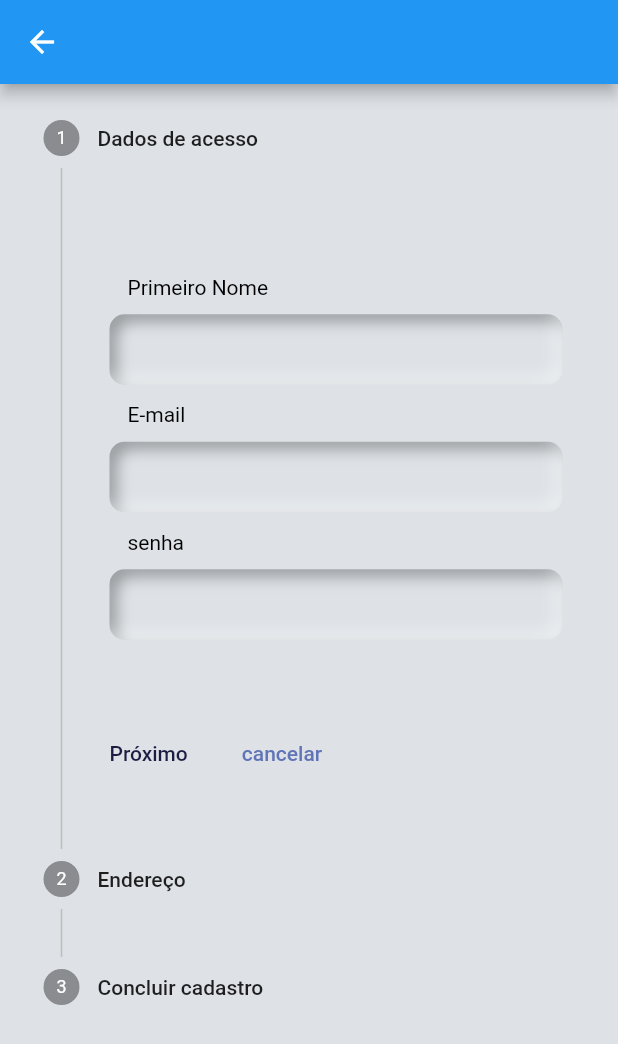
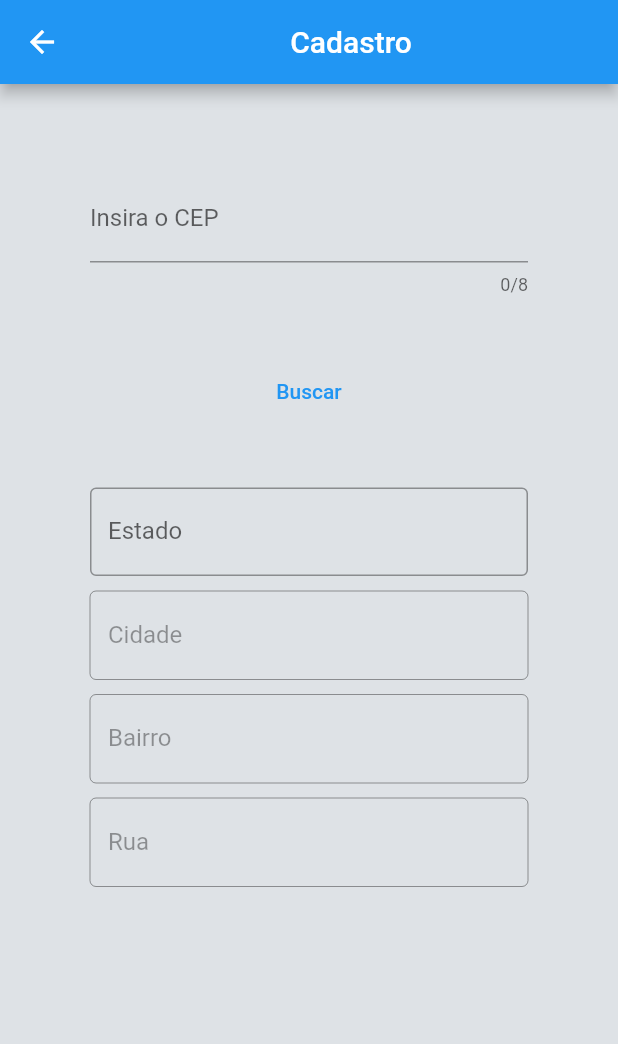
Before and after one commit to andersond94/onbemol, a Flutter app: the screen it shows after launch, after a tap on "Criar acesso", on a phone screen of 412 x 824 dp. Shown: the top 1044 px of the screen. Run offline on Flutter 3.47's test engine with Material 2 defaults, Android fonts, the phone set to English and light mode, and no system bars; drawn by our look-alikes of flutter_neumorphic; network calls fail.

Commit message:
Add files via upload

```diff
--- a/lib/components/customTextField.dart
+++ b/lib/components/customTextField.dart
@@ -1,3 +1,4 @@
+import 'package:bechannel/repositories/cep_repository.dart';
 import 'package:flutter/material.dart';
 import 'package:flutter_neumorphic/flutter_neumorphic.dart';
 
@@ -7,12 +8,16 @@ class TextFieldNeu extends StatefulWidget {
   bool isPassword;
 
   final ValueChanged<String> onChanged;
+  final ValueChanged<String> onSubmit;
+
 
   TextFieldNeu(
       {@required this.label,
       @required this.hint,
       this.onChanged,
-      this.isPassword});
+      this.onSubmit,
+      this.isPassword,
+      });
 
   @override
   TextFieldState createState() => TextFieldState();
@@ -66,11 +71,14 @@ class TextFieldState extends State<TextFieldNeu> {
                   controller: _controller,
                   decoration:
                       InputDecoration.collapsed(hintText: this.widget.hint),
-                  ))
+
+                ),
+        )
       ],
     );
   }
 }
+
 Color _textColor(BuildContext context) {
   if (NeumorphicTheme.isUsingDark(context)) {
     return Colors.white;
--- a/lib/repositories/cep_repository.dart
+++ b/lib/repositories/cep_repository.dart
@@ -3,15 +3,15 @@ import 'dart:convert';
 import 'package:bechannel/models/cep_model.dart';
 import 'package:http/http.dart' as http;
 
-Future<CepModel> doLogin(String email, String password) async {
-  final int numCep = 0;
+Future<CepModel> requestCep(String cep) async {
 
-  final response = await http.post(
-    Uri.parse('https://viacep.com.br/ws/69059198/json'),
+
+  final response = await http.get(
+    Uri.parse('https://viacep.com.br/ws/$cep/json'),
     headers: <String, String>{
       'Content-Type': 'application/json; charset=UTF-8',
     },
-    body: jsonEncode(<String, String>{"email": email, "password": password}),
+
   );
   print(response.body);
 
--- a/lib/views/form_login.dart
+++ b/lib/views/form_login.dart
@@ -1,8 +1,9 @@
 import 'package:bechannel/components/customTextField.dart';
-import 'package:bechannel/views/home_page.dart';
 import 'package:bechannel/views/signin_page.dart';
 import 'package:flutter/material.dart';
 import 'package:flutter_neumorphic/flutter_neumorphic.dart';
+
+import 'form_signin.dart';
 
 //CLASSE QUE EXIBE CAMPOS DE CAPTURA DE INFORMAÇÕES
 class LoginPage extends StatelessWidget {
@@ -65,7 +66,7 @@ class __PageState extends State<_Page> {
                       ),
                     ),
                   ),
-                  _logoLogin(),
+                  _LogoLogin(),
                   SizedBox(
                     height: 8,
                   ),
@@ -100,10 +101,11 @@ class __PageState extends State<_Page> {
                       NeumorphicButton(
                           margin: EdgeInsets.only(top: 12),
                           onPressed: () {
-                            Navigator.push(
-                                context,
-                                MaterialPageRoute(
-                                    builder: (context) => HomePage()));
+
+                            // Navigator.push(
+                            //     context,
+                            //     MaterialPageRoute(
+                            //         builder: (context) => HomePage()));
                           },
                           style: NeumorphicStyle(
                             shape: NeumorphicShape.flat,
@@ -126,7 +128,7 @@ class __PageState extends State<_Page> {
                             Navigator.push(
                                 context,
                                 MaterialPageRoute(
-                                    builder: (context) => StepperForm()));
+                                    builder: (context) => FormSignin()));
                           },
                           style: NeumorphicStyle(
                             shape: NeumorphicShape.flat,
@@ -173,7 +175,7 @@ class __PageState extends State<_Page> {
   }
 }
 
-class _logoLogin extends StatelessWidget {
+class _LogoLogin extends StatelessWidget {
   @override
   Widget build(BuildContext context) {
     return Center(
--- /dev/null
+++ b/lib/views/form_signin.dart
@@ -0,0 +1,159 @@
+import 'package:bechannel/models/cep_model.dart';
+import 'package:bechannel/repositories/cep_repository.dart';
+import 'package:flutter/material.dart';
+
+class FormSignin extends StatefulWidget {
+  FormSignin({key}) : super(key: key);
+
+  @override
+  _FormSigninState createState() => _FormSigninState();
+}
+
+class _FormSigninState extends State<FormSignin> {
+  String _cep;
+  String _estado;
+  String _cidade;
+  String _bairro;
+  String _rua;
+  final Map<String, String> _formData = {};
+
+
+  void _completAdress() {
+    setState(() {
+      requestCep(_myController.text);
+    });
+  }
+
+  final _myController = TextEditingController();
+  @override
+  Widget build(BuildContext context) {
+    return Scaffold(
+      appBar: AppBar(
+        title: Center(child: Text('Cadastro')),
+      ),
+      body: Padding(
+        padding: const EdgeInsets.all(30.0),
+        child: Column(
+          children: [
+            Padding(
+              padding: const EdgeInsets.all(30.0),
+              child: TextFormField(
+                maxLength: 8,
+                onFieldSubmitted: (context) => _completAdress(),
+                controller: _myController,
+                decoration: InputDecoration(
+
+                  labelText: 'Insira o CEP',
+                ),
+              ),
+            ),
+            SizedBox(
+              height: 10,
+            ),
+            TextButton(onPressed: _completAdress, child: Text('Buscar')),
+            SizedBox(
+              height: 10,
+            ),
+            FutureBuilder<CepModel>(
+              future: requestCep(_myController.text),
+              builder: (context, snapshot) {
+                return Padding(
+                    padding: const EdgeInsets.all(30.0),
+                    child: !snapshot.hasData
+                        ? Column(
+                            crossAxisAlignment: CrossAxisAlignment.start,
+                            children: [
+                              TextFormField(
+                                // enabled: false,
+                                decoration: InputDecoration(
+                                  labelText: 'Estado',
+                                  border: OutlineInputBorder(),
+                                ),
+                              ),
+                              SizedBox(
+                                height: 10,
+                              ),
+                              TextFormField(
+                                enabled: false,
+                                decoration: InputDecoration(
+                                  labelText: 'Cidade',
+                                  border: OutlineInputBorder(),
+                                ),
+                              ),
+                              SizedBox(
+                                height: 10,
+                              ),
+                              TextFormField(
+                                enabled: false,
+                                decoration: InputDecoration(
+                                  labelText: 'Bairro',
+                                  border: OutlineInputBorder(),
+                                ),
+                              ),
+                              SizedBox(
+                                height: 10,
+                              ),
+
+                              TextFormField(
+                                enabled: false,
+                                decoration: InputDecoration(
+                                  labelText: 'Rua',
+                                  border: OutlineInputBorder(),
+                                ),
+                              ),
+                            ],
+                          )
+                        : Column(
+                            crossAxisAlignment: CrossAxisAlignment.start,
+                            children: [
+                              TextFormField(
+                                // enabled: false,
+                                initialValue: snapshot.data.uf,
+                                decoration: InputDecoration(
+                                  labelText: 'Estado',
+                                  border: OutlineInputBorder(),
+                                ),
+                              ),
+                              SizedBox(
+                                height: 10,
+                              ),
+                              TextFormField(
+                                enabled: false,
+                                initialValue: snapshot.data.localidade,
+                                decoration: InputDecoration(
+                                  labelText: 'Cidade',
+                                  border: OutlineInputBorder(),
+                                ),
+                              ),
+                              SizedBox(
+                                height: 10,
+                              ),
+                              TextFormField(
+                                initialValue: snapshot.data.bairro,
+                                enabled: false,
+                                decoration: InputDecoration(
+                                  labelText: 'Bairro',
+                                  border: OutlineInputBorder(),
+                                ),
+                              ),
+                              SizedBox(
+                                height: 10,
+                              ),
+                              TextFormField(
+                                initialValue: snapshot.data.logradouro,
+                                enabled: false,
+                                decoration: InputDecoration(
+                                  labelText: 'Rua',
+                                  border: OutlineInputBorder(),
+                                ),
+                              ),
+                            ],
+                          ));
+              },
+            )
+          ],
+        ),
+      ),
+    );
+  }
+}
--- a/lib/views/signin_page.dart
+++ b/lib/views/signin_page.dart
@@ -1,169 +1,196 @@
-import 'package:bechannel/components/customTextField.dart';
-import 'package:bechannel/utils/theme_colors.dart';
-import 'package:flutter/material.dart';
+// import 'package:bechannel/components/customTexFieldCep.dart';
+// import 'package:bechannel/components/customTextField.dart';
+// import 'package:bechannel/models/cep_model.dart';
+// import 'package:bechannel/utils/theme_colors.dart';
+// import 'package:flutter/material.dart';
+// import 'package:flutter_neumorphic/flutter_neumorphic.dart';
 
-class StepperForm extends StatefulWidget {
-  StepperForm({key}) : super(key: key);
+// class StepperForm extends StatefulWidget {
+//   StepperForm({key}) : super(key: key);
 
-  @override
-  _StepperFormState createState() => _StepperFormState();
-}
+//   @override
+//   _StepperFormState createState() => _StepperFormState();
+// }
+//   String _cidade = '';
+//   String _bairro = '';
+//   String _rua = '';
+//   String _estado = '';
 
-class _StepperFormState extends State<StepperForm> {
-  int _currentStep = 0;
-  String _labelNext = 'Próximo';
-  String _labelCancel = 'cancelar';
-  @override
-  Widget build(BuildContext context) {
-    return Scaffold(
-      appBar: AppBar(),
-      body: Padding(
-        padding: const EdgeInsets.fromLTRB(5, 0, 5, 0),
-        child: Column(
-          children: [
-            Expanded(
-                child: Stepper(
-              controlsBuilder: (BuildContext context,
-                  {onStepContinue, onStepCancel}) {
-                return Row(
-                  children: <Widget>[
-                    TextButton(
-                      onPressed: onStepContinue,
-                      child: Text(
-                        _labelNext,
-                        style: TextStyle(color: primaryColor),
-                      ),
-                    ),
-                    SizedBox(
-                      width: 20,
-                    ),
-                    TextButton(
-                      onPressed: onStepCancel,
-                      child: Text(
-                        _labelCancel,
-                        style: TextStyle(color: thirdyColor),
-                      ),
-                    ),
-                  ],
-                );
-              },
-              currentStep: _currentStep,
-              onStepContinue: () {
-                if (_currentStep >= 2) return;
-                setState(() {
-                  _currentStep += 1;
-                });
-              },
-              onStepCancel: () {
-                if (_currentStep <= 0) return;
-                setState(() {
-                  _currentStep -= 1;
-                });
-              },
-              steps: <Step>[
-                Step(
-                  title: Text('Dados de acesso'),
-                  content: SizedBox(
-                    child: formAccess(),
-                    width: 320.0,
-                    height: 350.0,
-                  ),
-                ),
-                Step(
-                  title: Text('Endereço'),
-                  content: SizedBox(
-                    child: formAddress(),
-                    width: 320.0,
-                    height: 350.0,
-                  ),
-                ),
-                Step(
-                  title: Text('Concluir cadastro'),
-                  content: SizedBox(
-                    child: formDone(),
-                    width: 320.0,
-                    height: 250.0,
-                  ),
-                ),
-              ],
-            ))
-          ],
-        ),
-      ),
-    );
-  }
-}
 
-Widget formAccess() {
-  return Column(
-    mainAxisAlignment: MainAxisAlignment.center,
-    crossAxisAlignment: CrossAxisAlignment.start,
-    children: [
-      TextFieldNeu(
-        isPassword: false,
-        label: "Primeiro Nome",
-        hint: "",
-        onChanged: (firstName) {},
-      ),
-      TextFieldNeu(
-        isPassword: false,
-        label: "E-mail",
-        hint: "",
-        onChanged: (firstName) {},
-      ),
-      TextFieldNeu(
-        isPassword: false,
-        label: "senha",
-        hint: "",
-        onChanged: (firstName) {},
-      ),
-    ],
-  );
-}
 
-Widget formAddress() {
-  return Column(
-    mainAxisAlignment: MainAxisAlignment.center,
-    crossAxisAlignment: CrossAxisAlignment.start,
-    children: [
-      TextFieldNeu(
-        isPassword: false,
-        label: "CEP",
-        hint: "",
-        onChanged: (firstName) {},
-      ),
-      TextFieldNeu(
-        isPassword: false,
-        label: "Cidade - UF",
-        hint: "",
-        onChanged: (firstName) {},
-      ),
-      TextFieldNeu(
-        isPassword: false,
-        label: "Bairro",
-        hint: "",
-        onChanged: (firstName) {},
-      ),
-      TextFieldNeu(
-        isPassword: false,
-        label: "Rua",
-        hint: "",
-        onChanged: (firstName) {},
-      ),
-    ],
-  );
-}
+// class _StepperFormState extends State<StepperForm> {
+//   int _currentStep = 0;
+//   String _labelNext = 'Próximo';
+//   String _labelCancel = 'cancelar';
+// void _completAdress() {
+//     setState(() {
+//        _cidade = 'mauzainho';
+//           _bairro = 'mauzainbairro';
+//           _estado = '';
+//           _rua = '';
+//     });
+//   }
+//   var restcep = CepModel;
+//   Future<CepModel> cepRes;
+//   @override
+//   Widget build(BuildContext context) {
+//     return Scaffold(
+//       appBar: AppBar(),
+//       body: Padding(
+//         padding: const EdgeInsets.fromLTRB(5, 0, 5, 0),
+//         child: Column(
+//           children: [
+//             Expanded(
+//                 child: Stepper(
+//               controlsBuilder: (BuildContext context,
+//                   {onStepContinue, onStepCancel}) {
+//                 return Row(
+//                   children: <Widget>[
+//                     TextButton(
+//                       onPressed: onStepContinue,
+//                       child: Text(
+//                         _labelNext,
+//                         style: TextStyle(color: primaryColor),
+//                       ),
+//                     ),
+//                     SizedBox(
+//                       width: 20,
+//                     ),
+//                     TextButton(
+//                       onPressed: onStepCancel,
+//                       child: Text(
+//                         _labelCancel,
+//                         style: TextStyle(color: thirdyColor),
+//                       ),
+//                     ),
+//                   ],
+//                 );
+//               },
+//               currentStep: _currentStep,
+//               onStepContinue: () {
+//                 if (_currentStep >= 2) return;
+//                 setState(() {
+//                   _currentStep += 1;
+//                   _completAdress();
+//                 });
+//               },
+//               onStepCancel: () {
+//                 if (_currentStep <= 0) return;
+//                 setState(() {
+//                   _currentStep -= 1;
+//                 });
+//               },
+//               steps: <Step>[
+//                 Step(
+//                   title: Text('Dados de acesso'),
+//                   content: SizedBox(
+//                     child: formAccess(),
+//                     width: 320.0,
+//                     height: 350.0,
+//                   ),
+//                 ),
+//                 Step(
+//                   title: Text('Endereço'),
+//                   content: SizedBox(
+//                     child: formAddress(),
+//                     width: 320.0,
+//                     height: 380.0,
+//                   ),
+//                 ),
+//                 Step(
+//                   title: Text('Concluir cadastro'),
+//                   content: SizedBox(
+//                     child: formDone(),
+//                     width: 320.0,
+//                     height: 250.0,
+//                   ),
+//                 ),
+//               ],
+//             ))
+//           ],
+//         ),
+//       ),
+//     );
+//   }
+// }
 
-Widget formDone() {
-  return Column(
-    mainAxisAlignment: MainAxisAlignment.center,
-    crossAxisAlignment: CrossAxisAlignment.start,
-    children: [
-      Text(
-        'Protinho! Se estiver tudo certo, basta finalizar o cadastro e ralizar seu login :)',
-        style: TextStyle(color: thirdyColor),
-        textAlign: TextAlign.center,
-      )
-    ],
-  );
-}
+// Widget formAccess() {
+//   return Column(
+//     mainAxisAlignment: MainAxisAlignment.center,
+//     crossAxisAlignment: CrossAxisAlignment.start,
+//     children: [
+//       TextFieldNeu(
+//         isPassword: false,
+//         label: "Primeiro Nome",
+//         hint: "",
+//         onChanged: (firstName) {},
+//       ),
+//       TextFieldNeu(
+//         isPassword: false,
+//         label: "E-mail",
+//         hint: "",
+//         onChanged: (firstName) {},
+//       ),
+//       TextFieldNeu(
+//         isPassword: false,
+//         label: "senha",
+//         hint: "",
+//         onChanged: (firstName) {},
+//       ),
+//     ],
+//   );
+// }
+
+// Widget formAddress() {
+
+//   return Column(
+//     mainAxisAlignment: MainAxisAlignment.center,
+//     crossAxisAlignment: CrossAxisAlignment.start,
+//     children: [
+//       TextFieldCep(
+//         isPassword: false,
+//         label: "CEP",
+//         hint: "",
+//         onChanged: (firstName) {
+
+//         },
+
+//       ),
+//       TextButton(onPressed: () => {}, child: Text('Buscar CEP')),
+//       SizedBox(height: 50,),
+//       TextFieldNeu(
+//         isPassword: false,
+//         label: "Cidade - UF",
+//         hint: _cidade,
+//         onChanged: (firstName) {},
+//       ),
+//       TextFieldNeu(
+//         isPassword: false,
+//         label: "Bairro",
+//         hint: _bairro,
+//         onChanged: (firstName) {},
+//       ),
+//       TextFieldNeu(
+//         isPassword: false,
+//         label: "Rua",
+//         hint: _rua,
+//         onChanged: (firstName) {},
+//       ),
+
+//     ],
+//   );
+// }
+
+// Widget formDone() {
+//   return Column(
+//     mainAxisAlignment: MainAxisAlignment.center,
+//     crossAxisAlignment: CrossAxisAlignment.start,
+//     children: [
+//       Text(
+//         'Protinho! Se estiver tudo certo, basta finalizar o cadastro e ralizar seu login :)',
+//         style: TextStyle(color: thirdyColor),
+//         textAlign: TextAlign.center,
+//       )
+//     ],
+//   );
+// }
```
Also changed, not shown: pubspec.lock, 6 other files. Lines whose indentation alone changed are shown as unchanged.
